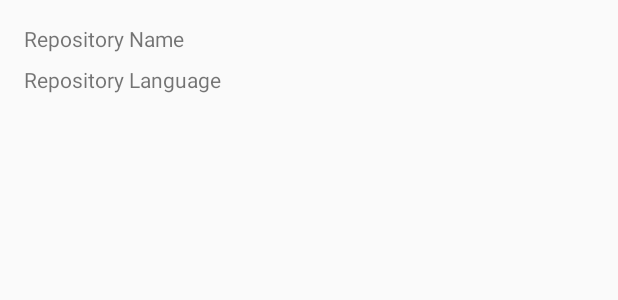
After one commit to caginakgul/Electricity, an Android app: the layout repository_item.xml on its own in the app's theme, with its tools: preview values and no code run, on a phone screen of 412 x 824 dp. The commit adds this screen. Shown: the top 300 px of the screen. Run offline under Robolectric (Android 15) with nearby library versions, the phone set to English and light mode, and no system bars.

Commit message:
Adding few UI components into related XML files.

```diff
--- a/app/src/main/res/layout/activity_repositories.xml
+++ b/app/src/main/res/layout/activity_repositories.xml
@@ -1,18 +1,13 @@
 <?xml version="1.0" encoding="utf-8"?>
 <androidx.constraintlayout.widget.ConstraintLayout xmlns:android="http://schemas.android.com/apk/res/android"
-    xmlns:app="http://schemas.android.com/apk/res-auto"
     xmlns:tools="http://schemas.android.com/tools"
     android:layout_width="match_parent"
     android:layout_height="match_parent"
     tools:context=".ui.RepositoriesActivity">
 
-    <TextView
-        android:layout_width="wrap_content"
-        android:layout_height="wrap_content"
-        android:text="Hello World!"
-        app:layout_constraintBottom_toBottomOf="parent"
-        app:layout_constraintLeft_toLeftOf="parent"
-        app:layout_constraintRight_toRightOf="parent"
-        app:layout_constraintTop_toTopOf="parent" />
+    <androidx.recyclerview.widget.RecyclerView
+        android:id="@+id/repositoryRecyclerView"
+        android:layout_width="match_parent"
+        android:layout_height="match_parent" />
 
 </androidx.constraintlayout.widget.ConstraintLayout>
--- /dev/null
+++ b/app/src/main/res/layout/repository_item.xml
@@ -0,0 +1,29 @@
+<?xml version="1.0" encoding="utf-8"?>
+<androidx.constraintlayout.widget.ConstraintLayout
+    xmlns:android="http://schemas.android.com/apk/res/android"
+    xmlns:app="http://schemas.android.com/apk/res-auto"
+    xmlns:tools="http://schemas.android.com/tools"
+    android:layout_width="match_parent"
+    android:layout_height="wrap_content">
+
+
+    <TextView
+        android:id="@+id/nameTextView"
+        android:layout_width="wrap_content"
+        android:layout_height="wrap_content"
+        android:layout_marginStart="16dp"
+        android:layout_marginTop="16dp"
+        tools:text="Repository Name"
+        app:layout_constraintStart_toStartOf="parent"
+        app:layout_constraintTop_toTopOf="parent" />
+
+    <TextView
+        android:id="@+id/languageTextView"
+        android:layout_width="wrap_content"
+        android:layout_height="wrap_content"
+        android:layout_marginStart="16dp"
+        android:layout_marginTop="8dp"
+        tools:text="Repository Language"
+        app:layout_constraintStart_toStartOf="parent"
+        app:layout_constraintTop_toBottomOf="@+id/nameTextView" />
+</androidx.constraintlayout.widget.ConstraintLayout>
```
